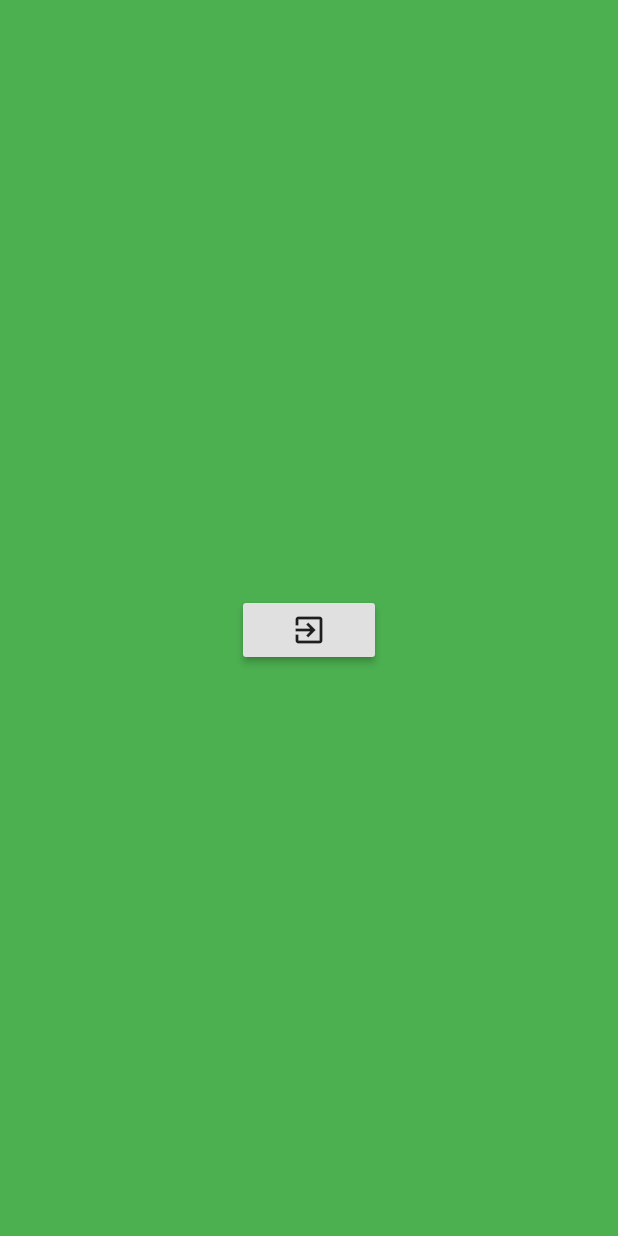
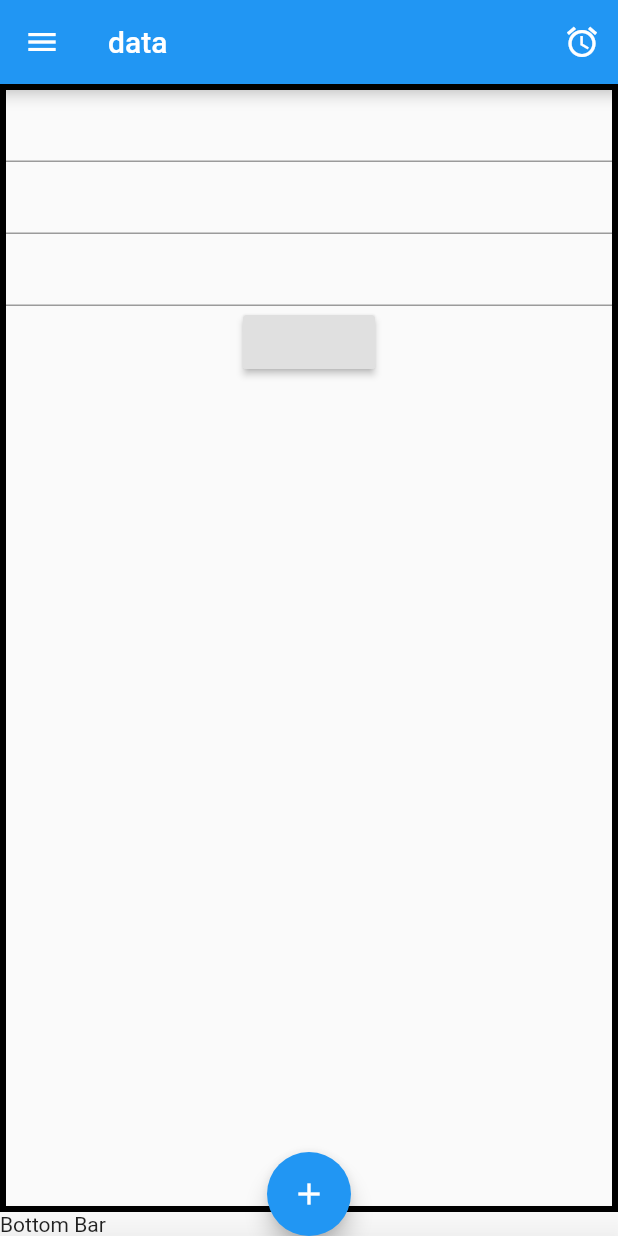
Before and after one commit to fatihhkaya/FlutterDeneme, a Flutter app: the screen it shows after launch, on a phone screen of 412 x 824 dp. Run offline on Flutter 3.47's test engine with Material 2 defaults, Android fonts, the phone set to English and light mode, and no system bars.

Commit message:
BottomNavBar Column Row Düzeni

```diff
--- a/lib/main.dart
+++ b/lib/main.dart
@@ -1,6 +1,6 @@
+import 'package:FlutterileDenemeler/views/uibase.dart';
+import 'package:FlutterileDenemeler/widgets/shadow.dart';
 import 'package:flutter/material.dart';
-import 'views/anasayfa.dart';
-import 'widgets/shadow.dart';
 
 
 void main() => runApp(MyApp());
@@ -10,8 +10,7 @@ class MyApp extends StatelessWidget {
   Widget build(BuildContext context) {
     return MaterialApp(
       title: 'Fatih App',
-      home: Scaffold(
-        body: Anasayfa(),
+      home: UIBaseView(
 
       ),
     );
--- a/lib/views/uibase.dart
+++ b/lib/views/uibase.dart
@@ -1,15 +1,63 @@
-class uiBase extends StatefulWidget {
-  uiBase({Key key}) : super(key: key);
+import 'package:flutter/material.dart';
+
+class UIBaseView extends StatefulWidget {
+  UIBaseView({Key key}) : super(key: key);
 
   @override
-  _uiBaseState createState() => _uiBaseState();
+  _UIBaseViewState createState() => _UIBaseViewState();
 }
 
-class _uiBaseState extends State<uiBase> {
+class _UIBaseViewState extends State<UIBaseView> {
   @override
   Widget build(BuildContext context) {
-    return Container(
-       child: child,
+    return Scaffold(
+      appBar: AppBar(
+        title: Text("data"),
+        leading: Icon(Icons.menu),
+        actions: <Widget>[
+          IconButton(
+            icon: Icon(Icons.access_alarm),
+            onPressed: (){})
+        ],
+      ),
+      bottomNavigationBar: BottomAppBar(
+        color: Colors.white54,
+        child: Text("Bottom Bar"),
+      ),
+      floatingActionButton: FloatingActionButton(
+        onPressed: () {
+          showModalBottomSheet(
+              context: context,
+              builder: (context) {
+                return Container(
+                  height: 300,
+                  color: Colors.blueGrey,
+                );
+              });
+        },
+        child: Icon(Icons.add),
+      ),
+      floatingActionButtonLocation: FloatingActionButtonLocation.centerDocked,
+      body: Container(
+
+        decoration: BoxDecoration(
+          border: Border.all(
+            color: Colors.black,
+            width: 4.0,
+          )
+        ),
+        child: Column(
+          children: [
+            TextField(),
+            TextField(),
+            TextField(),
+            RaisedButton(
+              onPressed: (){
+
+            })
+          ],
+        ),
+      ),
     );
   }
 }
```
